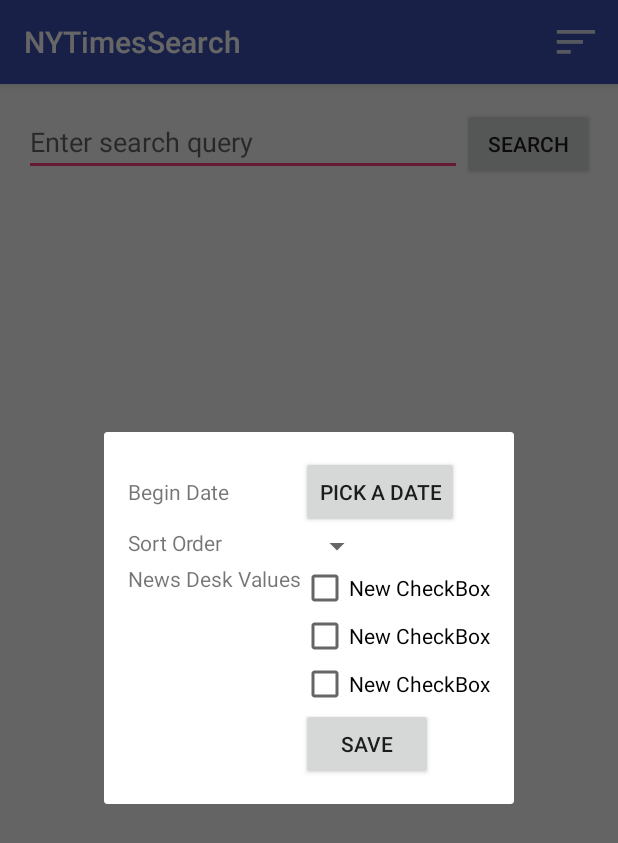
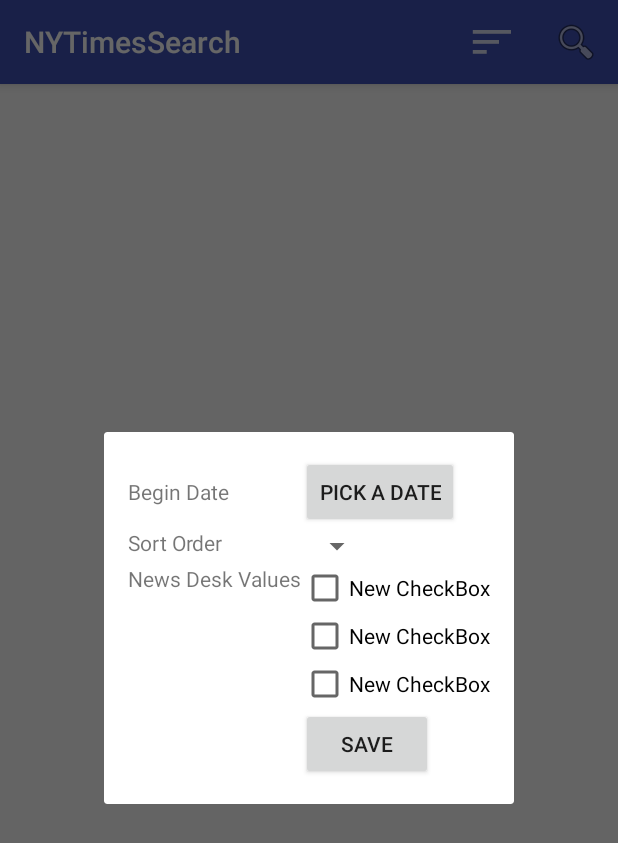
Before and after one commit to hermantai/codepath-NYTimesSearch, an Android app: the screen it shows after launch (SearchActivity), after a tap on "Search filter", on a phone screen of 412 x 824 dp. Shown: the top 843 px of the screen. Run offline under Robolectric (Android 15) with nearby library versions, the phone set to English and light mode, and no system bars; our stand-ins replace ButterKnife, Picasso; libraries missing offline, so code that uses them is left out: com.loopj.android, cz.msebera.android; pictures from the network do not load.

Commit message:
Implemented SearchView for searching

```diff
--- a/NYTimesSearch/app/src/main/java/com/gmail/htaihm/nytimessearch/SearchActivity.java
+++ b/NYTimesSearch/app/src/main/java/com/gmail/htaihm/nytimessearch/SearchActivity.java
@@ -3,15 +3,15 @@ package com.gmail.htaihm.nytimessearch;
 import android.content.Intent;
 import android.os.Bundle;
 import android.support.v4.app.FragmentManager;
+import android.support.v4.view.MenuItemCompat;
 import android.support.v7.app.AppCompatActivity;
+import android.support.v7.widget.SearchView;
 import android.support.v7.widget.Toolbar;
 import android.util.Log;
 import android.view.Menu;
 import android.view.MenuItem;
 import android.view.View;
 import android.widget.AdapterView;
-import android.widget.Button;
-import android.widget.EditText;
 import android.widget.GridView;
 import android.widget.Toast;
 
@@ -32,9 +32,7 @@ import cz.msebera.android.httpclient.Header;
 public class SearchActivity extends AppCompatActivity {
     private static final String TAG = "SearchActivity";
 
-    @Bind(R.id.etQuery) EditText mEtQuery;
     @Bind(R.id.gvResults) GridView mGvResults;
-    @Bind(R.id.btnSearch) Button mBtnSearch;
 
     private ArrayList<Article> mArticles;
 
@@ -68,19 +66,33 @@ public class SearchActivity extends AppCompatActivity {
                 startActivity(i);
             }
         });
-
-        mBtnSearch.setOnClickListener(new View.OnClickListener() {
-            @Override
-            public void onClick(View v) {
-                fetchArticles();
-            }
-        });
     }
 
     @Override
     public boolean onCreateOptionsMenu(Menu menu) {
         // Inflate the menu; this adds items to the action bar if it is present.
         getMenuInflater().inflate(R.menu.menu_search, menu);
+
+        final MenuItem searchItem = menu.findItem(R.id.action_search);
+        final SearchView searchView = (SearchView) MenuItemCompat.getActionView(searchItem);
+
+        searchView.setOnQueryTextListener(new SearchView.OnQueryTextListener() {
+            @Override
+            public boolean onQueryTextSubmit(String query) {
+                fetchArticles(query);
+                // workaround to avoid issues with some emulators and keyboard devices firing twice if a keyboard enter is used
+                // see https://code.google.com/p/android/issues/detail?id=24599
+                searchView.clearFocus();
+                searchItem.collapseActionView();
+                return true;
+            }
+
+            @Override
+            public boolean onQueryTextChange(String newText) {
+                return false;
+            }
+        });
+
         return true;
     }
 
@@ -91,24 +103,23 @@ public class SearchActivity extends AppCompatActivity {
         // as you specify a parent activity in AndroidManifest.xml.
         int id = item.getItemId();
 
-        //noinspection SimplifiableIfStatement
-        if (id == R.id.action_search_filter) {
-            SearchFilterFragment frag = SearchFilterFragment.newInstance();
-            FragmentManager fm = getSupportFragmentManager();
-            frag.show(fm, "SearchFilterFragment");
-            return true;
+        switch (id) {
+            case R.id.action_search_filter:
+                SearchFilterFragment frag = SearchFilterFragment.newInstance();
+                FragmentManager fm = getSupportFragmentManager();
+                frag.show(fm, "SearchFilterFragment");
+                return true;
+            default:
+                return super.onOptionsItemSelected(item);
+
         }
-
-        return super.onOptionsItemSelected(item);
     }
 
-    private void fetchArticles() {
+    private void fetchArticles(String query) {
         if (!NetworkUtil.isNetworkAvailable(this)) {
             Toast.makeText(this, "Network is not available", Toast.LENGTH_LONG).show();
             return;
         }
-
-        String query = mEtQuery.getText().toString();
 
         AsyncHttpClient client = new AsyncHttpClient();
         String url = "http://api.nytimes.com/svc/search/v2/articlesearch.json";
@@ -136,9 +147,8 @@ public class SearchActivity extends AppCompatActivity {
 
                 try {
                     articleJsonResults = response.getJSONObject("response").getJSONArray("docs");
-                    Log.d(TAG, articleJsonResults.toString());
+                    Log.d(TAG, "Json response: " + articleJsonResults.toString());
                     mAdapter.addAll(Article.fromJsonArray(articleJsonResults));
-                    Log.d(TAG, mArticles.toString());
                 } catch (Exception e) {
                     e.printStackTrace();
                 }
--- a/NYTimesSearch/app/src/main/res/layout/content_search.xml
+++ b/NYTimesSearch/app/src/main/res/layout/content_search.xml
@@ -13,32 +13,9 @@
     tools:context="com.gmail.htaihm.nytimessearch.SearchActivity"
     tools:showIn="@layout/activity_search">
 
-    <EditText
-        android:layout_width="wrap_content"
-        android:layout_height="wrap_content"
-        android:id="@+id/etQuery"
-        android:layout_alignTop="@+id/btnSearch"
-        android:layout_alignParentLeft="true"
-        android:layout_alignParentStart="true"
-        android:layout_toLeftOf="@+id/btnSearch"
-        android:layout_toStartOf="@+id/btnSearch"
-        android:hint="@string/hint"/>
-
-    <Button
-        android:layout_width="wrap_content"
-        android:layout_height="wrap_content"
-        android:text="@string/search"
-        android:id="@+id/btnSearch"
-        android:layout_alignParentTop="true"
-        android:layout_alignParentRight="true"
-        android:layout_alignParentEnd="true"
-        />
-
     <GridView
-        android:layout_width="wrap_content"
+        android:layout_width="match_parent"
         android:layout_height="wrap_content"
         android:id="@+id/gvResults"
-        android:layout_below="@+id/btnSearch"
-        android:layout_centerHorizontal="true"
         android:numColumns="4"/>
 </RelativeLayout>
--- a/NYTimesSearch/app/src/main/res/menu/menu_search.xml
+++ b/NYTimesSearch/app/src/main/res/menu/menu_search.xml
@@ -5,7 +5,13 @@
     <item
         android:id="@+id/action_search_filter"
         android:icon="@drawable/ic_search_filter"
-        android:orderInCategory="100"
+        android:orderInCategory="1"
         android:title="@string/action_search_filter"
         app:showAsAction="ifRoom"/>
+    <item android:id="@+id/action_search"
+        android:orderInCategory="2"
+        android:title="Search"
+        android:icon="@android:drawable/ic_menu_search"
+        app:showAsAction="ifRoom|collapseActionView"
+        app:actionViewClass="android.support.v7.widget.SearchView" />
 </menu>
```
Also changed, not shown: 1 other file.
